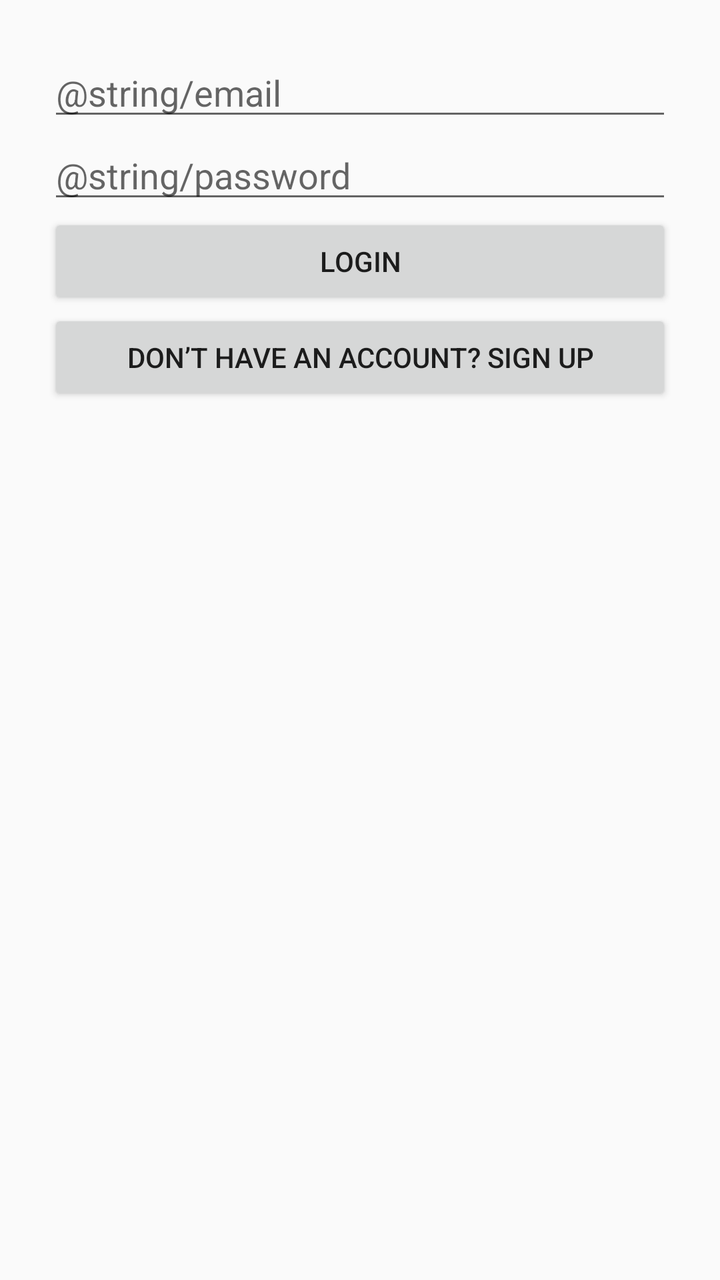
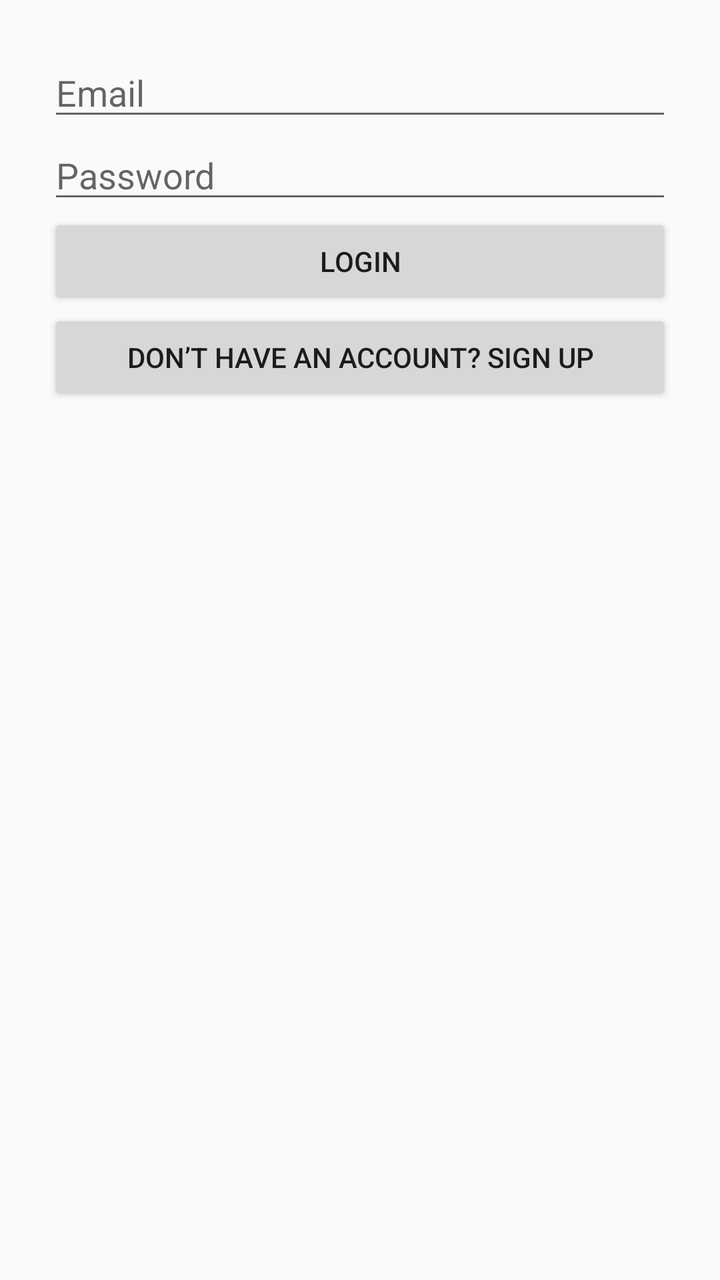

An Android layout rendered at two revisions. The XML below is the earlier revision; the diff shows what the commit changed to produce the second picture.
<!-- AndroidManifest.xml: application theme Theme.ValueMatch -->
<!-- res/layout/fragment_login.xml -->
<?xml version="1.0" encoding="utf-8"?>
<LinearLayout
    xmlns:android="http://schemas.android.com/apk/res/android"
    android:orientation="vertical"
    android:padding="24dp"
    android:layout_width="match_parent"
    android:layout_height="match_parent">

    <EditText
        android:id="@+id/emailInput"
        android:hint="@string/email"
        android:layout_width="match_parent"
        android:layout_height="wrap_content"/>

    <EditText
        android:id="@+id/passwordInput"
        android:hint="@string/password"
        android:inputType="textPassword"
        android:layout_width="match_parent"
        android:layout_height="wrap_content"/>

    <Button
        android:id="@+id/loginBtn"
        android:text="@string/login"
        android:layout_width="match_parent"
        android:layout_height="wrap_content"/>

    <Button
        android:id="@+id/goToSignupBtn"
        android:text="@string/go_to_signup"
        android:layout_width="match_parent"
        android:layout_height="wrap_content"/>

    <TextView
        android:id="@+id/statusText"
        android:layout_width="match_parent"
        android:layout_height="wrap_content"/>
</LinearLayout>
<!-- resources referenced by this layout -->
<resources>
  <string name="go_to_signup">Don’t have an account? Sign up</string>
  <string name="login">Login</string>
  <style name="Theme.ValueMatch" parent="Theme.AppCompat.DayNight.NoActionBar">
          <item name="colorPrimary">@color/purple_500</item>
          <item name="colorPrimaryDark">@color/purple_700</item>
          <item name="colorAccent">@color/teal_200</item>
      </style>
  <color name="purple_500">#FF6200EE</color>
  <color name="purple_700">#FF3700B3</color>
  <color name="teal_200">#FF03DAC5</color>
</resources>

<!-- the commit's change to res/layout/fragment_login.xml (unified diff, before → after) -->
@@ -8,13 +8,13 @@
 
     <EditText
         android:id="@+id/emailInput"
-        android:hint="@string/email"
+        android:hint="@string/email_hint"
         android:layout_width="match_parent"
         android:layout_height="wrap_content"/>
 
     <EditText
         android:id="@+id/passwordInput"
-        android:hint="@string/password"
+        android:hint="@string/password_hint"
         android:inputType="textPassword"
         android:layout_width="match_parent"
         android:layout_height="wrap_content"/>
<!-- resource entries referenced after the edit -->
@@ -1,7 +1,9 @@
 <!-- resources referenced by this layout -->
 <resources>
+  <string name="email_hint">Email</string>
   <string name="go_to_signup">Don’t have an account? Sign up</string>
   <string name="login">Login</string>
+  <string name="password_hint">Password</string>
   <style name="Theme.ValueMatch" parent="Theme.AppCompat.DayNight.NoActionBar">
           <item name="colorPrimary">@color/purple_500</item>
           <item name="colorPrimaryDark">@color/purple_700</item>
